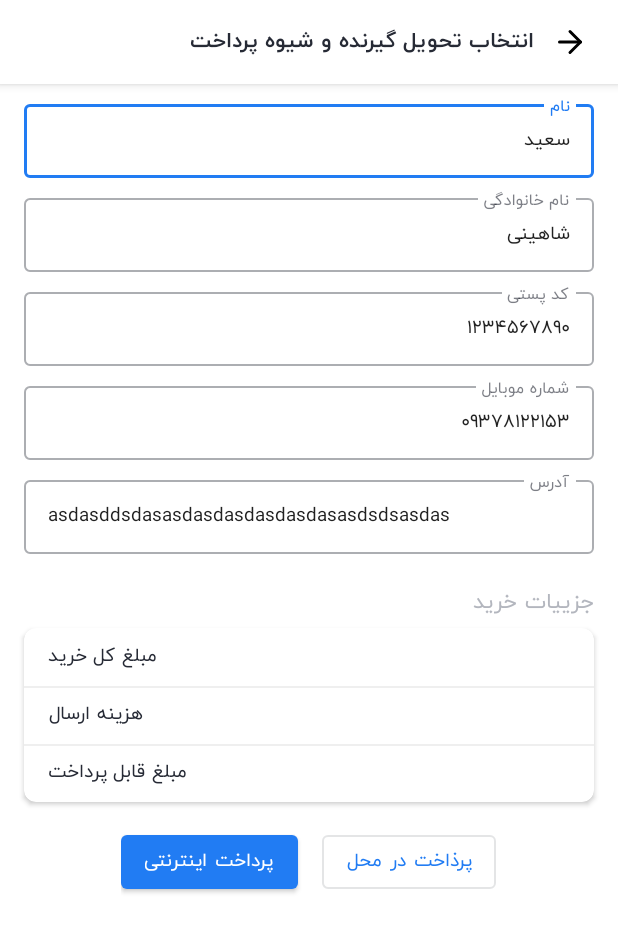
After one commit to amiraliFeyzi/NikeStore, an Android app: the ShippingActivity screen opened directly, with no data from a screen before it, on a phone screen of 412 x 824 dp. The commit adds this screen. Shown: the top 932 px of the screen. Run offline under Robolectric (Android 15) with nearby library versions, the phone set to English and light mode, and no system bars; our stand-ins replace Dagger/Hilt's generated code, Timber; network calls fail; pictures from the network do not load; 1 statement that could not run was skipped.

Commit message:
Shipping Product Complete

```diff
--- a/app/build.gradle
+++ b/app/build.gradle
@@ -98,4 +98,5 @@ dependencies {
 
     //Other
     implementation 'com.github.MrNouri:DynamicSizes:1.0'
+    implementation "androidx.browser:browser:1.3.0"
 }
--- a/app/src/main/java/com/example/nikestore/model/apiService/ApiService.kt
+++ b/app/src/main/java/com/example/nikestore/model/apiService/ApiService.kt
@@ -42,7 +42,11 @@ interface ApiService {
     @POST("auth/token")
     fun refreshToken(@Body jsonObject: JsonObject): Call<TokenResponse>
 
+    @POST("order/submit")
+    suspend fun submitOrder(@Body jsonObject: JsonObject):SubmitOrderResult
 
+    @GET("order/checkout")
+    suspend fun checkOut(@Query("order_id")orderId:Int):Checkout
 
 
 
--- /dev/null
+++ b/app/src/main/java/com/example/nikestore/model/dataclass/SubmitOrderResult.kt
@@ -0,0 +1,6 @@
+package com.example.nikestore.model.dataclass
+
+data class SubmitOrderResult(
+    val bank_gateway_url: String,
+    val order_id: Int
+)
--- /dev/null
+++ b/app/src/main/java/com/example/nikestore/utils/variables/OrderVariables.kt
@@ -0,0 +1,4 @@
+package com.example.nikestore.utils.variables
+
+const val PAYMENT_METHOD_COD = "cash_on_delivery"
+const val PAYMENT_METHOD_ONLINE = "online"
--- /dev/null
+++ b/app/src/main/java/com/example/nikestore/view/shipping/ShippingActivity.kt
@@ -0,0 +1,79 @@
+package com.example.nikestore.view.shipping
+
+import android.content.Intent
+import androidx.appcompat.app.AppCompatActivity
+import android.os.Bundle
+import android.view.View
+import androidx.activity.viewModels
+import androidx.lifecycle.lifecycleScope
+import com.example.nikestore.R
+import com.example.nikestore.databinding.ActivityShippingBinding
+import com.example.nikestore.model.dataclass.PurchaseDetail
+import com.example.nikestore.utils.openUrlInCustomTab
+import com.example.nikestore.utils.variables.EXTRA_KEY_DATA
+import com.example.nikestore.utils.variables.EXTRA_KEY_DATA_ID
+import com.example.nikestore.utils.variables.PAYMENT_METHOD_COD
+import com.example.nikestore.utils.variables.PAYMENT_METHOD_ONLINE
+import com.example.nikestore.view.cart.CartAdapter
+import com.example.nikestore.view.checkout.CheckOutActivity
+import dagger.hilt.android.AndroidEntryPoint
+import kotlinx.android.synthetic.main.activity_shipping.*
+import kotlinx.coroutines.Dispatchers
+import kotlinx.coroutines.GlobalScope
+import kotlinx.coroutines.flow.collect
+import kotlinx.coroutines.launch
+import timber.log.Timber
+
+@AndroidEntryPoint
+class ShippingActivity : AppCompatActivity() {
+    private lateinit var binding:ActivityShippingBinding
+
+    private val viewModel:ShippingViewModel by viewModels()
+    override fun onCreate(savedInstanceState: Bundle?) {
+        super.onCreate(savedInstanceState)
+        binding = ActivityShippingBinding.inflate(layoutInflater)
+        setContentView(binding.root)
+
+
+        setUpUi()
+
+        payment()
+
+
+    }
+
+
+    private fun setUpUi(){
+        val purchaseDetail = intent.extras?.getParcelable<PurchaseDetail>(EXTRA_KEY_DATA)
+
+        val viewHolder = CartAdapter.PurchaseDetailViewHolder(purchaseDetailView)
+
+        viewHolder.bind(purchaseDetail!!.totalPrice , purchaseDetail.shipping_cost , purchaseDetail.payable_price)
+    }
+
+
+    private fun payment(){
+        val onClickListener = View.OnClickListener {
+            viewModel.submit(binding.firstNameEt.text.toString() , binding.lastNameEt.text.toString() ,
+                binding.postalCodeEt.text.toString() ,
+                binding.phoneNumberEt.text.toString() ,
+                binding.addressEt.text.toString() ,
+                if (it.id == R.id.onlinePaymentBtn) PAYMENT_METHOD_ONLINE else PAYMENT_METHOD_COD)
+
+            viewModel.submitLiveData.observe(this) {
+                if (it.bank_gateway_url.isNotEmpty()){
+                    openUrlInCustomTab(this@ShippingActivity , it.bank_gateway_url)
+                    finish()
+                }else{
+                    startActivity(Intent(this@ShippingActivity , CheckOutActivity::class.java).apply {
+                        putExtra(EXTRA_KEY_DATA_ID , it.order_id)
+                    })
+                    finish()
+                }
+            }
+
+        }
+        binding.onlinePaymentBtn.setOnClickListener(onClickListener)
+        binding.codBtn.setOnClickListener(onClickListener)
+    }
+}
--- /dev/null
+++ b/app/src/main/res/layout/activity_shipping.xml
@@ -0,0 +1,143 @@
+<?xml version="1.0" encoding="utf-8"?>
+<androidx.coordinatorlayout.widget.CoordinatorLayout xmlns:android="http://schemas.android.com/apk/res/android"
+    xmlns:app="http://schemas.android.com/apk/res-auto"
+    xmlns:tools="http://schemas.android.com/tools"
+    android:layout_width="match_parent"
+    android:layout_height="match_parent"
+    tools:context=".view.shipping.ShippingActivity">
+
+    <com.google.android.material.appbar.AppBarLayout
+        android:layout_width="match_parent"
+        android:layout_height="wrap_content">
+
+        <com.example.nikestore.customview.toolbar.NikeToolbar
+            android:layout_width="match_parent"
+            android:layout_height="?actionBarSize"
+            app:nt_title="@string/shippingToolbarTitle" />
+    </com.google.android.material.appbar.AppBarLayout>
+
+    <androidx.core.widget.NestedScrollView
+        android:layout_width="match_parent"
+        android:layout_height="match_parent"
+        android:paddingBottom="32dp"
+        android:clipToPadding="false"
+        app:layout_behavior="com.google.android.material.appbar.AppBarLayout$ScrollingViewBehavior">
+
+        <LinearLayout
+            android:layout_width="match_parent"
+            android:layout_height="wrap_content"
+            android:orientation="vertical">
+
+            <com.google.android.material.textfield.TextInputLayout
+                android:id="@+id/firstNameEtl"
+                style="@style/ShippingTextInputLayoutStyle"
+                android:layout_width="match_parent"
+                android:layout_height="wrap_content">
+
+                <com.google.android.material.textfield.TextInputEditText
+                    android:id="@+id/firstNameEt"
+                    android:layout_width="match_parent"
+                    android:layout_height="wrap_content"
+                    android:hint="@string/firstName"
+                    android:text="سعید"
+                    style="@style/ShippingTextInputEditTextStyle"
+                    />
+            </com.google.android.material.textfield.TextInputLayout>
+
+            <com.google.android.material.textfield.TextInputLayout
+                android:id="@+id/lastNameEtl"
+                style="@style/ShippingTextInputLayoutStyle"
+                android:layout_width="match_parent"
+                android:layout_height="wrap_content">
+
+                <com.google.android.material.textfield.TextInputEditText
+                    android:id="@+id/lastNameEt"
+                    android:layout_width="match_parent"
+                    android:layout_height="wrap_content"
+                    android:text="شاهینی"
+
+                    android:hint="@string/lastName"
+                    style="@style/ShippingTextInputEditTextStyle"
+                    />
+            </com.google.android.material.textfield.TextInputLayout>
+
+            <com.google.android.material.textfield.TextInputLayout
+                android:id="@+id/postalCodeEtl"
+                style="@style/ShippingTextInputLayoutStyle"
+                android:layout_width="match_parent"
+                android:layout_height="wrap_content">
+
+                <com.google.android.material.textfield.TextInputEditText
+                    android:id="@+id/postalCodeEt"
+                    android:layout_width="match_parent"
+                    android:layout_height="wrap_content"
+                    android:hint="@string/postalCode"
+                    android:text="1234567890"
+                    style="@style/ShippingTextInputEditTextStyle"
+                    />
+            </com.google.android.material.textfield.TextInputLayout>
+
+            <com.google.android.material.textfield.TextInputLayout
+                android:id="@+id/phoneNumberEtl"
+                style="@style/ShippingTextInputLayoutStyle"
+                android:layout_width="match_parent"
+                android:layout_height="wrap_content">
+
+                <com.google.android.material.textfield.TextInputEditText
+                    android:id="@+id/phoneNumberEt"
+                    android:layout_width="match_parent"
+                    android:layout_height="wrap_content"
+                    android:text="09378122153"
+                    android:hint="@string/phoneNumber"
+                    style="@style/ShippingTextInputEditTextStyle"
+                    />
+            </com.google.android.material.textfield.TextInputLayout>
+
+            <com.google.android.material.textfield.TextInputLayout
+                android:id="@+id/addressEtl"
+                style="@style/ShippingTextInputLayoutStyle"
+                android:layout_width="match_parent"
+                android:layout_height="wrap_content">
+
+                <com.google.android.material.textfield.TextInputEditText
+                    android:id="@+id/addressEt"
+                    android:layout_width="match_parent"
+                    android:layout_height="wrap_content"
+                    android:text="asdasddsdasasdasdasdasdasdasasdsdsasdas"
+                    android:hint="@string/address"
+                    style="@style/ShippingTextInputEditTextStyle"
+                    />
+            </com.google.android.material.textfield.TextInputLayout>
+
+            <include
+                android:id="@+id/purchaseDetailView"
+                layout="@layout/item_purchase_details"
+                android:layout_width="match_parent"
+                android:layout_height="wrap_content"
+                android:layout_marginStart="8dp"
+                android:layout_marginEnd="8dp"
+                />
+
+            <LinearLayout
+                android:layout_width="wrap_content"
+                android:layout_height="wrap_content"
+                android:layout_gravity="center_horizontal"
+                android:orientation="horizontal">
+                <com.google.android.material.button.MaterialButton
+                    android:id="@+id/codBtn"
+                    android:layout_width="wrap_content"
+                    android:layout_height="wrap_content"
+                    android:layout_marginEnd="8dp"
+                    android:text="@string/cashOnDelivery"
+                    style="@style/Widget.MaterialComponents.Button.OutlinedButton"/>
+                <com.google.android.material.button.MaterialButton
+                    android:id="@+id/onlinePaymentBtn"
+                    android:layout_width="wrap_content"
+                    android:layout_height="wrap_content"
+                    android:layout_marginStart="8dp"
+                    android:text="@string/onlinePayment"
+                    />
+            </LinearLayout>
+        </LinearLayout>
+    </androidx.core.widget.NestedScrollView>
+</androidx.coordinatorlayout.widget.CoordinatorLayout>
```
Also changed, not shown: app/src/main/AndroidManifest.xml (+21 -3 lines), app/src/main/java/com/example/nikestore/di/RepositoryModule.kt (+9 -0 lines), app/src/main/java/com/example/nikestore/model/dataclass/Checkout.kt (added, +7 -0 lines), app/src/main/java/com/example/nikestore/model/datasource/order/OrderDataSource.kt (added, +18 -0 lines), app/src/main/java/com/example/nikestore/model/datasource/order/OrderRemoteDataSource.kt (added, +31 -0 lines), app/src/main/java/com/example/nikestore/model/repository/order/OrderRepository.kt (added, +19 -0 lines), app/src/main/java/com/example/nikestore/model/repository/order/OrderRepositoryImpl.kt (added, +30 -0 lines), app/src/main/java/com/example/nikestore/view/cart/CartFragment.kt (+10 -0 lines), app/src/main/java/com/example/nikestore/view/checkout/CheckOutActivity.kt (added, +46 -0 lines), app/src/main/java/com/example/nikestore/view/checkout/CheckOutViewModel.kt (added, +35 -0 lines), app/src/main/java/com/example/nikestore/view/shipping/ShippingViewModel.kt (added, +31 -0 lines), app/src/main/res/layout/activity_check_out.xml (added, +128 -0 lines).
